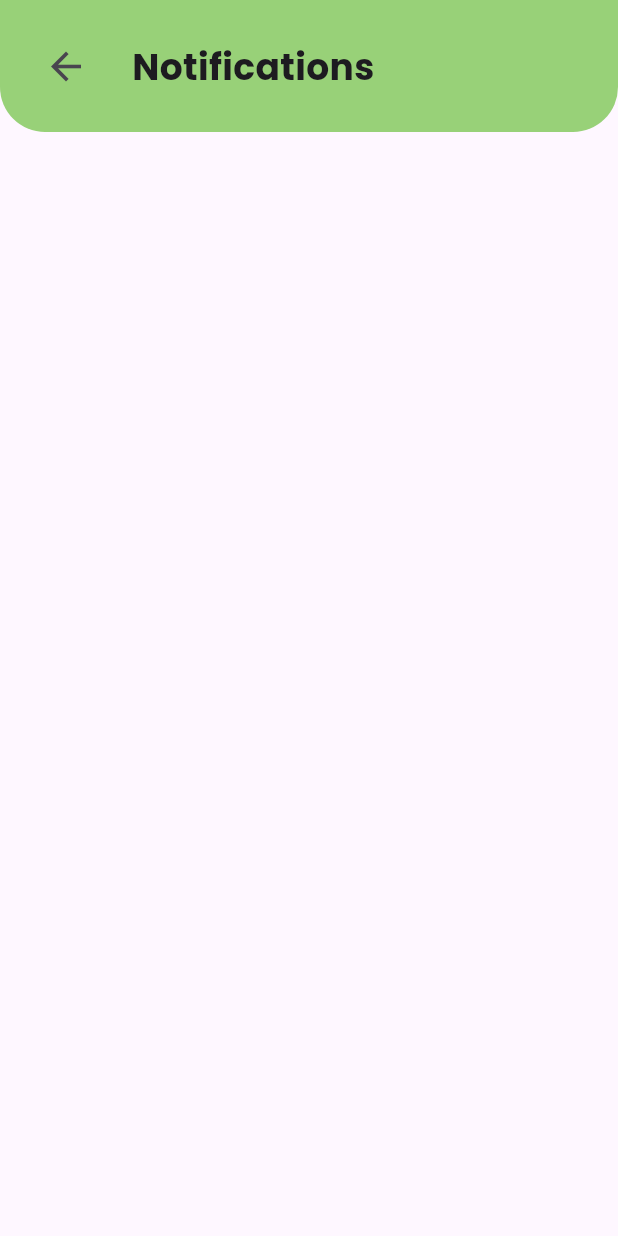
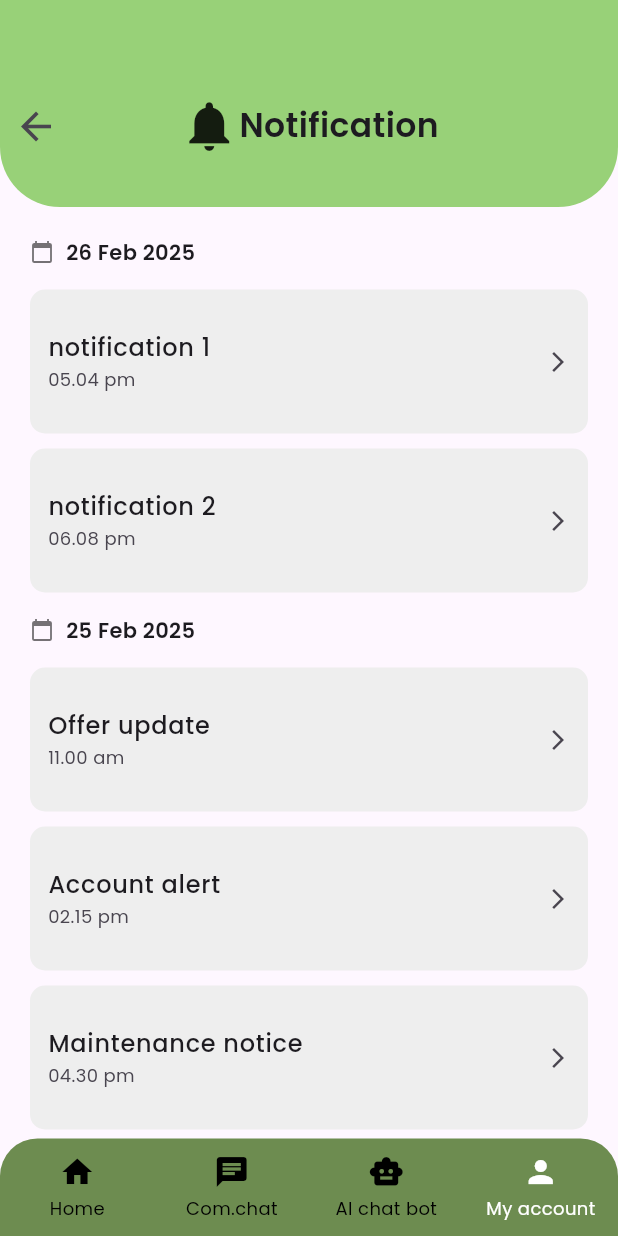
Before and after one commit to KavinduAluthwaththa/Capstone-Project-Frontend, a Flutter app: the screen it shows after launch, on a phone screen of 412 x 824 dp. Run offline on Flutter 3.47's test engine with Material 3 defaults, Android fonts, the phone set to English and light mode, and no system bars; our stand-ins replace google_fonts, jwt_decoder, lottie, shared_preferences; network calls fail.

Commit message:
add notifications page

```diff
--- a/lib/farmer_area/notifications.dart
+++ b/lib/farmer_area/notifications.dart
@@ -12,45 +12,183 @@ class MyApp extends StatelessWidget {
   Widget build(BuildContext context) {
     return MaterialApp(
       debugShowCheckedModeBanner: false,
-      home: const Notifications(),
+      home:  Notifications(),
     );
   }
 }
 
+// Model for Notification
+class NotificationItem {
+  final String title;
+  final String time;
+  final String date;
+
+  NotificationItem({
+    required this.title,
+    required this.time,
+    required this.date,
+  });
+}
+
 class Notifications extends StatelessWidget {
-  const Notifications({super.key});
+   Notifications({super.key});
 
-  @override
-  Widget build(BuildContext context) {
-    return Scaffold(
-      body: Column(
+  // Sample data
+  final List<NotificationItem> notifications =  [
+    NotificationItem(title: "notification 1", time: "05.04 pm", date: "26 Feb 2025"),
+    NotificationItem(title: "notification 2", time: "06.08 pm", date: "26 Feb 2025"),
+    NotificationItem(title: "Offer update", time: "11.00 am", date: "25 Feb 2025"),
+    NotificationItem(title: "Account alert", time: "02.15 pm", date: "25 Feb 2025"),
+    NotificationItem(title: "Maintenance notice", time: "04.30 pm", date: "25 Feb 2025"),
+  ];
+
+  // Group notifications by date
+  Map<String, List<NotificationItem>> _groupByDate(List<NotificationItem> items) {
+    final Map<String, List<NotificationItem>> grouped = {};
+    for (var item in items) {
+      grouped.putIfAbsent(item.date, () => []).add(item);
+    }
+    return grouped;
+  }
+
+  Widget _dateSection(String date) {
+    return Padding(
+      padding: const EdgeInsets.symmetric(horizontal: 20, vertical: 10),
+      child: Row(
         children: [
-          // Header Section
-          Container(
-            padding: const EdgeInsets.all(20),
-            decoration: const BoxDecoration(
-              color: Color(0xFF98D178),
-              borderRadius: BorderRadius.only(
-                bottomLeft: Radius.circular(30),
-                bottomRight: Radius.circular(30),
-              ),
-            ),
-            child: Row(
-              children: [
-                IconButton(
-                  icon: const Icon(Icons.arrow_back, size: 30),
-                  onPressed: () => Navigator.pop(context),
-                ),
-                const SizedBox(width: 20),
-                Text(
-                  "Notifications",
-                  style: GoogleFonts.poppins(fontSize: 24, fontWeight: FontWeight.bold),
-                ),
-              ],
-            ),
+          const Icon(Icons.calendar_today, size: 16, color: Colors.black54),
+          const SizedBox(width: 8),
+          Text(
+            date,
+            style: GoogleFonts.poppins(fontWeight: FontWeight.w600),
           ),
         ],
       ),
     );
   }
+
+  Widget _notificationTile(NotificationItem item) {
+    return Container(
+      margin: const EdgeInsets.symmetric(horizontal: 20, vertical: 5),
+      padding: const EdgeInsets.all(12),
+      decoration: BoxDecoration(
+        color: Colors.grey[200],
+        borderRadius: BorderRadius.circular(10),
+      ),
+      child: ListTile(
+        contentPadding: EdgeInsets.zero,
+        title: Text(item.title, style: GoogleFonts.poppins(fontWeight: FontWeight.w500)),
+        subtitle: Text(item.time, style: GoogleFonts.poppins(fontSize: 12)),
+        trailing: const Icon(Icons.arrow_forward_ios, size: 16),
+      ),
+    );
+  }
+
+  Widget _bottomNavItem(IconData icon, String label, {bool active = false}) {
+    return Expanded(
+      child: Column(
+        mainAxisSize: MainAxisSize.min,
+        children: [
+          Icon(icon, color: active ? Colors.white : Colors.black),
+          const SizedBox(height: 4),
+          Text(
+            label,
+            style: GoogleFonts.poppins(
+              fontSize: 12,
+              color: active ? Colors.white : Colors.black,
+            ),
+          )
+        ],
+      ),
+    );
+  }
+
+  @override
+  Widget build(BuildContext context) {
+    final groupedNotifications = _groupByDate(notifications);
+
+    return Scaffold(
+      body: Column(
+        children: [
+          // Header
+          Container(
+            width: double.infinity,
+            padding: const EdgeInsets.only(top: 60, bottom: 30),
+            decoration: const BoxDecoration(
+              color: Color(0xFF98D178),
+              borderRadius: BorderRadius.only(
+                bottomLeft: Radius.circular(40),
+                bottomRight: Radius.circular(40),
+              ),
+            ),
+            child: Stack(
+              alignment: Alignment.center,
+              children: [
+              // Back button aligned to the left
+              Align(
+              alignment: Alignment.centerLeft,
+              child: IconButton(
+                icon: const Icon(Icons.arrow_back, size: 30),
+                onPressed: () => Navigator.pop(context),
+              ),
+            ),
+            // Centered notification icon and text
+            Row(
+              mainAxisSize: MainAxisSize.min,
+              children: [
+                const Icon(Icons.notifications, size: 40),
+                const SizedBox(height: 8),
+                Text(
+                  "Notification",
+                  style: GoogleFonts.poppins(fontSize: 22, fontWeight: FontWeight.w600),
+                ),
+              ],
+            ),
+          ],
+            ),
+          ),
+
+          const SizedBox(height: 10),
+
+          // Dynamic Notifications
+          Expanded(
+            child: SingleChildScrollView(
+              child: Column(
+                children: groupedNotifications.entries.map((entry) {
+                  return Column(
+                    crossAxisAlignment: CrossAxisAlignment.start,
+                    children: [
+                      _dateSection(entry.key),
+                      ...entry.value.map(_notificationTile).toList(),
+                    ],
+                  );
+                }).toList(),
+              ),
+            ),
+          ),
+        ],
+      ),
+
+      // Bottom Navigation Bar
+      bottomNavigationBar: Container(
+        padding: const EdgeInsets.symmetric(vertical: 10),
+        decoration: const BoxDecoration(
+          color: Color(0xFF6D8C50),
+          borderRadius: BorderRadius.only(
+            topLeft: Radius.circular(25),
+            topRight: Radius.circular(25),
+          ),
+        ),
+        child: Row(
+          mainAxisAlignment: MainAxisAlignment.spaceAround,
+          children: [
+            _bottomNavItem(Icons.home, "Home"),
+            _bottomNavItem(Icons.chat, "Com.chat"),
+            _bottomNavItem(Icons.smart_toy, "AI chat bot"),
+            _bottomNavItem(Icons.person, "My account", active: true),
+          ],
+        ),
+      ),
+    );
+  }
 }
```
